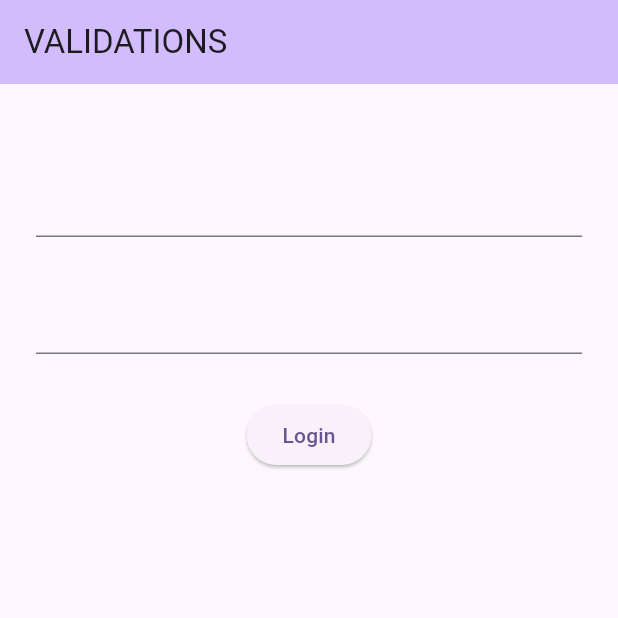
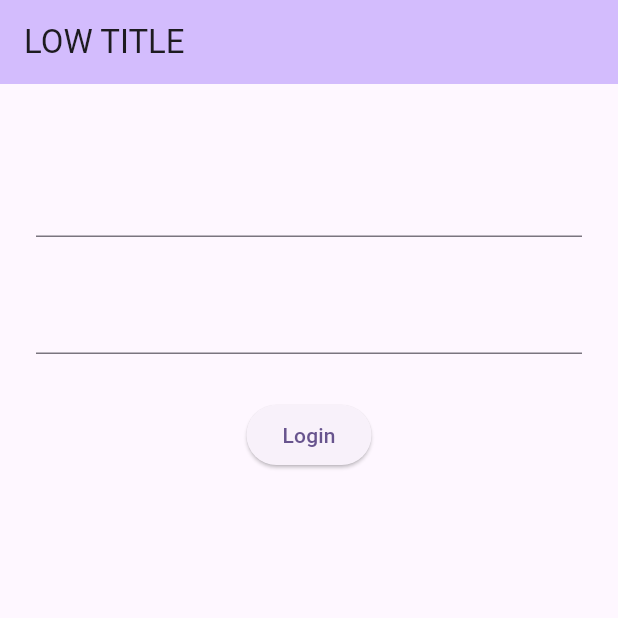
Before and after one commit to aghamdii/flutter_playground, a Flutter app: the screen it shows after launch, on a phone screen of 412 x 824 dp, the top half of it. Run offline on Flutter 3.47's test engine with Material 2 defaults, Android fonts, the light colour scheme and no system bars; missing offline and left inert: dart:js.

Commit message:
change title

```diff
--- a/lib/main_page.dart
+++ b/lib/main_page.dart
@@ -17,7 +17,7 @@ class _MainPageState extends State<MainPage> {
     return Scaffold(
       appBar: AppBar(
         backgroundColor: Theme.of(context).colorScheme.inversePrimary,
-        title: Text('VALIDATIONS'),
+        title: Text('LOW TITLE'),
       ),
       body: Padding(
         padding: const EdgeInsets.all(24.0),
```
